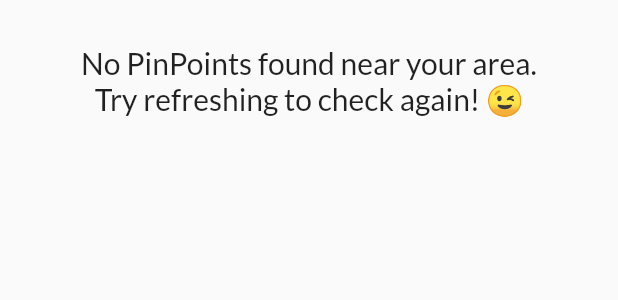
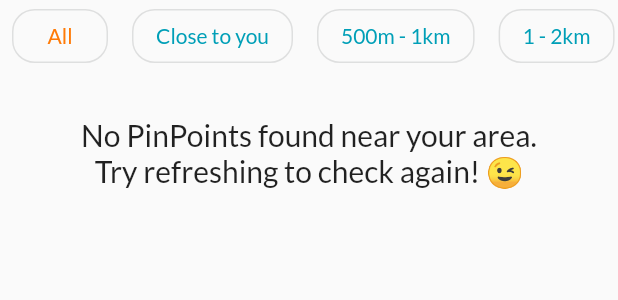
Before and after one commit to MikeGonzaBar/Aplicaciones-Moviles-Proyecto-PinPoint, a Flutter app: the Feed widget shown alone on an empty page, opened directly, on a phone screen of 412 x 824 dp. Shown: the top 300 px of the screen. Run offline on Flutter 3.47's test engine with Material 2 defaults, Android fonts, the phone set to English and light mode, and no system bars; our stand-ins replace cloud_firestore, file_picker, firebase_auth, firebase_core, firebase_storage, geolocator and 2 more; missing offline and left inert: flutter_share, flutterfire_ui; accounts and stored records are empty; statements that could not run were skipped.

Commit message:
feat: added filter in my feed

```diff
--- a/lib/main.dart
+++ b/lib/main.dart
@@ -62,6 +62,6 @@ class MyApp extends StatelessWidget {
   }
 
   void _getList(BuildContext context) {
-    context.read<PostsProvider>().getList();
+    context.read<PostsProvider>().getList(0);
   }
 }
--- a/lib/pages/feed.dart
+++ b/lib/pages/feed.dart
@@ -1,12 +1,20 @@
+import 'dart:developer';
+
 import 'package:flutter/material.dart';
 import 'package:pinpoint/items/post_item.dart';
 import 'package:pinpoint/providers/posts_provider.dart';
 import 'package:provider/provider.dart';
 import '../items/end_of_scroll_item.dart';
 
-class Feed extends StatelessWidget {
+class Feed extends StatefulWidget {
   const Feed({super.key});
 
+  @override
+  State<Feed> createState() => _FeedState();
+}
+
+class _FeedState extends State<Feed> {
+  int filter = 0;
   @override
   Widget build(BuildContext context) {
     // _getList(context);
@@ -22,14 +30,130 @@ class Feed extends StatelessWidget {
                   content: Text('Refreshing your feed...'),
                 ),
               );
-              await _getList(context);
+              await _getList(context, filter);
               // ignore: use_build_context_synchronously
               ScaffoldMessenger.of(context).removeCurrentSnackBar();
             },
+            child: Column(
+              children: [
+                SingleChildScrollView(
+                  scrollDirection: Axis.horizontal,
+                  child: Row(
+                    mainAxisSize: MainAxisSize.max,
+                    mainAxisAlignment: MainAxisAlignment.spaceBetween,
+                    children: [
+                      Padding(
+                        padding: const EdgeInsets.only(left: 8.0, right: 8.0),
+                        child: OutlinedButton(
+                          style: ButtonStyle(
+                            shape: MaterialStateProperty.all(
+                              RoundedRectangleBorder(
+                                borderRadius: BorderRadius.circular(15.0),
+                              ),
+                            ),
+                          ),
+                          onPressed: () {
+                            setState(() {
+                              log('All');
+                              filter = 0;
+                              _getList(context, 0);
+                            });
+                          },
+                          child: Text(
+                            'All',
+                            style: TextStyle(
+                              color: filter == 0
+                                  ? const Color(0xFFFF7A06)
+                                  : Color(0xFF009fb7),
+                            ),
+                          ),
+                        ),
+                      ),
+                      Padding(
+                        padding: const EdgeInsets.only(left: 8.0, right: 8.0),
+                        child: OutlinedButton(
+                          style: ButtonStyle(
+                            shape: MaterialStateProperty.all(
+                                RoundedRectangleBorder(
+                                    borderRadius: BorderRadius.circular(15.0))),
+                          ),
+                          onPressed: () {
+                            setState(() {
+                              log('Close to you');
+                              filter = 1;
+                              _getList(context, 1);
+                            });
+                          },
+                          child: Text(
+                            'Close to you',
+                            style: TextStyle(
+                              color: filter == 1
+                                  ? const Color(0xFFFF7A06)
+                                  : Color(0xFF009fb7),
+                            ),
+                          ),
+                        ),
+                      ),
+                      Padding(
+                        padding: const EdgeInsets.only(left: 8.0, right: 8.0),
+                        child: OutlinedButton(
+                          style: ButtonStyle(
+                            shape: MaterialStateProperty.all(
+                                RoundedRectangleBorder(
+                                    borderRadius: BorderRadius.circular(15.0))),
+                          ),
+                          onPressed: () {
+                            setState(() {
+                              log('500m - 1km');
+                              filter = 2;
+                              _getList(context, 2);
+                            });
+                          },
+                          child: Text(
+                            '500m - 1km',
+                            style: TextStyle(
+                              color: filter == 2
+                                  ? const Color(0xFFFF7A06)
+                                  : Color(0xFF009fb7),
+                            ),
+                          ),
+                        ),
+                      ),
+                      Padding(
+                        padding: const EdgeInsets.only(left: 8.0, right: 8.0),
+                        child: OutlinedButton(
+                          style: ButtonStyle(
+                            shape: MaterialStateProperty.all(
+                                RoundedRectangleBorder(
+                                    borderRadius: BorderRadius.circular(15.0))),
+                          ),
+                          onPressed: () {
+                            setState(() {
+                              log('1 - 2km');
+                              filter = 3;
+                              _getList(context, 3);
+                            });
+                          },
+                          child: Text(
+                            '1 - 2km',
+                            style: TextStyle(
+                              color: filter == 3
+                                  ? const Color(0xFFFF7A06)
+                                  : Color(0xFF009fb7),
+                            ),
+                          ),
+                        ),
+                      ),
+                    ],
+                  ),
+                ),
+                Expanded(
                   child: ListView.builder(
-              itemCount: context.watch<PostsProvider>().getPostsList.length + 1,
+                    itemCount:
+                        context.watch<PostsProvider>().getPostsList.length + 1,
                     itemBuilder: (BuildContext context, int index) {
-                if (context.watch<PostsProvider>().getPostsList.length == 0) {
+                      if (context.watch<PostsProvider>().getPostsList.length ==
+                          0) {
                         return Column(
                           mainAxisSize: MainAxisSize.min,
                           mainAxisAlignment: MainAxisAlignment.center,
@@ -49,8 +173,9 @@ class Feed extends StatelessWidget {
                       if (index !=
                           context.watch<PostsProvider>().getPostsList.length) {
                         return PostItem(
-                    postObject:
-                        context.watch<PostsProvider>().getPostsList[index],
+                          postObject: context
+                              .watch<PostsProvider>()
+                              .getPostsList[index],
                           isInComment: false,
                           isMyPost: false,
                         );
@@ -61,12 +186,15 @@ class Feed extends StatelessWidget {
                     },
                   ),
                 ),
+              ],
+            ),
+          ),
         ),
       ],
     );
   }
 
-  Future<void> _getList(BuildContext context) async {
-    await context.read<PostsProvider>().getList();
+  Future<void> _getList(BuildContext context, int filterOption) async {
+    await context.read<PostsProvider>().getList(filterOption);
   }
 }
--- a/lib/pages/main_page.dart
+++ b/lib/pages/main_page.dart
@@ -97,6 +97,6 @@ class _MainPageState extends State<MainPage> {
   }
 
   Future<void> _getList(BuildContext context) async {
-    await context.read<PostsProvider>().getList();
+    await context.read<PostsProvider>().getList(0);
   }
 }
--- a/lib/widgets/time_distance_text.dart
+++ b/lib/widgets/time_distance_text.dart
@@ -50,7 +50,7 @@ class _TimeDistanceTextState extends State<TimeDistanceText> {
         : distanceInMeters > 500 && distanceInMeters <= 1000
             ? '500 - 1km from you'
             : distanceInMeters > 1000 && distanceInMeters <= 2000
-                ? '1 - 1km'
+                ? '1 - 2km'
                 : '2+ km from you';
 
     return response;
```
Also changed, not shown: lib/providers/posts_provider.dart (+25 -7 lines). Lines whose indentation alone changed are shown as unchanged.
